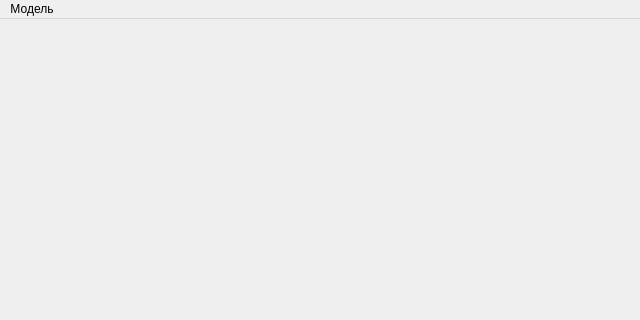
Old version of the form lab_1/src/ui/modelviewer.ui in the repository RullDeef/cpp-lab; both pictures show x 0 to 640 and y 0 to 320 of the 640 by 480 pixel window.
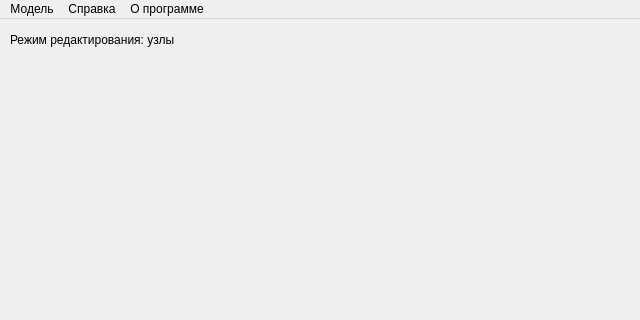
New version of the form.

Commit message: dead intelligent UI

What changed in the file:
```diff
--- a/lab_1/src/ui/modelviewer.ui
+++ b/lab_1/src/ui/modelviewer.ui
@@ -31,7 +31,28 @@
   <property name="windowTitle">
    <string>Просмотр моделей</string>
   </property>
-  <widget class="QWidget" name="centralWidget"/>
+  <widget class="QWidget" name="centralWidget">
+   <widget class="QLabel" name="editStateLabel">
+    <property name="geometry">
+     <rect>
+      <x>10</x>
+      <y>10</y>
+      <width>201</width>
+      <height>21</height>
+     </rect>
+    </property>
+    <property name="font">
+     <font>
+      <family>Segoe UI</family>
+      <pointsize>9</pointsize>
+      <bold>false</bold>
+     </font>
+    </property>
+    <property name="text">
+     <string>Режим редактирования: узлы</string>
+    </property>
+   </widget>
+  </widget>
   <widget class="QMenuBar" name="menuBar">
    <property name="geometry">
     <rect>
@@ -48,7 +69,19 @@
     <addaction name="modelLoadOpt"/>
     <addaction name="modelSaveOpt"/>
    </widget>
+   <widget class="QMenu" name="menu_2">
+    <property name="title">
+     <string>Справка</string>
+    </property>
+   </widget>
+   <widget class="QMenu" name="menu_3">
+    <property name="title">
+     <string>О программе</string>
+    </property>
+   </widget>
    <addaction name="menu"/>
+   <addaction name="menu_2"/>
+   <addaction name="menu_3"/>
   </widget>
   <action name="modelLoadOpt">
    <property name="text">
```
Left out of the diff: 11 changed lines with no effect on the pictures. The commit also changes 6 other files.
